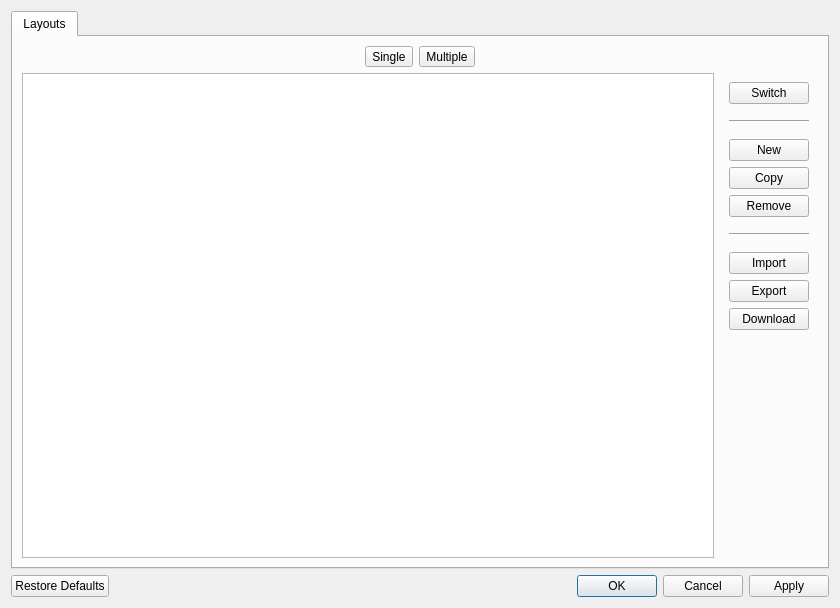
The window that app/layoutconfigdialog.ui (KDE/latte-dock) describes before a commit, drawn with Qt 5.
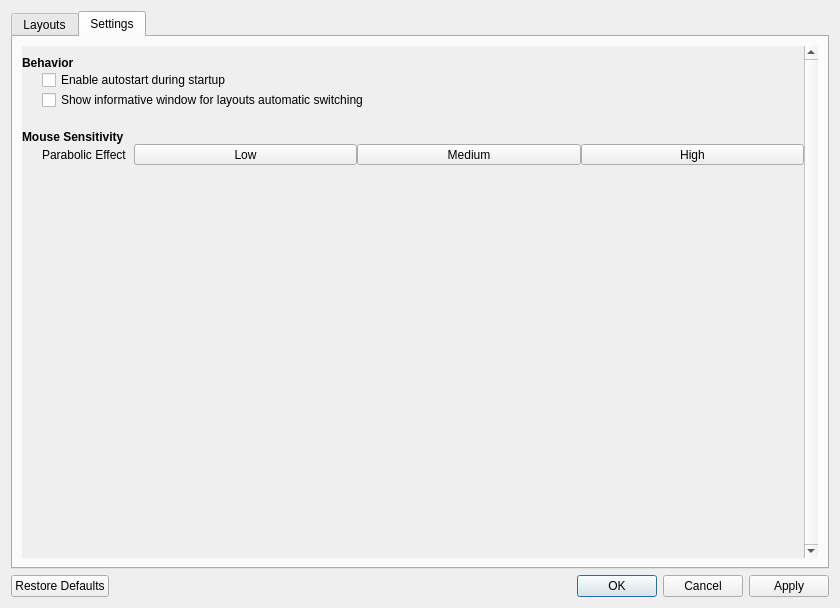
The same window after the commit. Icons and pictures are not drawn.

Commit message:
auto translate .ui files
--add global Latte settings into new configuration
window

```diff
--- a/app/layoutconfigdialog.ui
+++ b/app/layoutconfigdialog.ui
@@ -17,7 +17,7 @@
    <item>
     <widget class="QTabWidget" name="tabWidget">
      <property name="currentIndex">
-      <number>0</number>
+      <number>1</number>
      </property>
      <widget class="QWidget" name="tab">
       <attribute name="icon">
@@ -100,13 +100,13 @@
               <bool>false</bool>
              </property>
              <attribute name="horizontalHeaderVisible">
-              <bool>true</bool>
+              <bool>false</bool>
              </attribute>
              <attribute name="horizontalHeaderCascadingSectionResizes">
               <bool>true</bool>
              </attribute>
              <attribute name="verticalHeaderVisible">
-              <bool>true</bool>
+              <bool>false</bool>
              </attribute>
             </widget>
            </item>
@@ -323,6 +323,304 @@
        </item>
       </layout>
      </widget>
+     <widget class="QWidget" name="settingsTab">
+      <property name="sizePolicy">
+       <sizepolicy hsizetype="Expanding" vsizetype="Expanding">
+        <horstretch>0</horstretch>
+        <verstretch>0</verstretch>
+       </sizepolicy>
+      </property>
+      <attribute name="title">
+       <string>Settings</string>
+      </attribute>
+      <layout class="QHBoxLayout" name="horizontalLayout_4">
+       <property name="rightMargin">
+        <number>9</number>
+       </property>
+       <item>
+        <widget class="QScrollArea" name="scrollArea">
+         <property name="frameShape">
+          <enum>QFrame::NoFrame</enum>
+         </property>
+         <property name="lineWidth">
+          <number>0</number>
+         </property>
+         <property name="verticalScrollBarPolicy">
+          <enum>Qt::ScrollBarAlwaysOn</enum>
+         </property>
+         <property name="horizontalScrollBarPolicy">
+          <enum>Qt::ScrollBarAlwaysOff</enum>
+         </property>
+         <property name="widgetResizable">
+          <bool>true</bool>
+         </property>
+         <widget class="QWidget" name="scrollAreaWidgetContents">
+          <property name="geometry">
+           <rect>
+            <x>0</x>
+            <y>0</y>
+            <width>786</width>
+            <height>494</height>
+           </rect>
+          </property>
+          <layout class="QHBoxLayout" name="horizontalLayout_9">
+           <property name="spacing">
+            <number>0</number>
+           </property>
+           <property name="leftMargin">
+            <number>0</number>
+           </property>
+           <property name="topMargin">
+            <number>0</number>
+           </property>
+           <property name="rightMargin">
+            <number>0</number>
+           </property>
+           <property name="bottomMargin">
+            <number>0</number>
+           </property>
+           <item>
+            <layout class="QVBoxLayout" name="verticalLayout_4">
+             <item>
+              <spacer name="verticalSpacer_8">
+               <property name="orientation">
+                <enum>Qt::Vertical</enum>
+               </property>
+               <property name="sizeType">
+                <enum>QSizePolicy::Fixed</enum>
+               </property>
+               <property name="sizeHint" stdset="0">
+                <size>
+                 <width>20</width>
+                 <height>10</height>
+                </size>
+               </property>
+              </spacer>
+             </item>
+             <item>
+              <widget class="QLabel" name="behaviorLbl">
+               <property name="sizePolicy">
+                <sizepolicy hsizetype="Preferred" vsizetype="Preferred">
+                 <horstretch>0</horstretch>
+                 <verstretch>0</verstretch>
+                </sizepolicy>
+               </property>
+               <property name="font">
+                <font>
+                 <weight>75</weight>
+                 <bold>true</bold>
+                </font>
+               </property>
+               <property name="text">
+                <string>Behavior</string>
+               </property>
+               <property name="alignment">
+                <set>Qt::AlignLeading|Qt::AlignLeft|Qt::AlignTop</set>
+               </property>
+              </widget>
+             </item>
+             <item>
+              <layout class="QHBoxLayout" name="horizontalLayout_5">
+               <item>
+                <spacer name="horizontalSpacer_3">
+                 <property name="orientation">
+                  <enum>Qt::Horizontal</enum>
+                 </property>
+                 <property name="sizeType">
+                  <enum>QSizePolicy::Fixed</enum>
+                 </property>
+                 <property name="sizeHint" stdset="0">
+                  <size>
+                   <width>20</width>
+                   <height>20</height>
+                  </size>
+                 </property>
+                </spacer>
+               </item>
+               <item>
+                <widget class="QCheckBox" name="autostartChkBox">
+                 <property name="text">
+                  <string>Enable autostart during startup</string>
+                 </property>
+                </widget>
+               </item>
+              </layout>
+             </item>
+             <item>
+              <layout class="QHBoxLayout" name="horizontalLayout_6">
+               <item>
+                <spacer name="horizontalSpacer_4">
+                 <property name="orientation">
+                  <enum>Qt::Horizontal</enum>
+                 </property>
+                 <property name="sizeType">
+                  <enum>QSizePolicy::Fixed</enum>
+                 </property>
+                 <property name="sizeHint" stdset="0">
+                  <size>
+                   <width>20</width>
+                   <height>20</height>
+                  </size>
+                 </property>
+                </spacer>
+               </item>
+               <item>
+                <widget class="QCheckBox" name="infoWindowChkBox">
+                 <property name="toolTip">
+                  <string/>
+                 </property>
+                 <property name="text">
+                  <string>Show informative window for layouts automatic switching</string>
+                 </property>
+                </widget>
+               </item>
+              </layout>
+             </item>
+             <item>
+              <spacer name="verticalSpacer_7">
+               <property name="orientation">
+                <enum>Qt::Vertical</enum>
+               </property>
+               <property name="sizeType">
+                <enum>QSizePolicy::Fixed</enum>
+               </property>
+               <property name="sizeHint" stdset="0">
+                <size>
+                 <width>20</width>
+                 <height>20</height>
+                </size>
+               </property>
+              </spacer>
+             </item>
+             <item>
+              <widget class="QLabel" name="mouseSensetivityLbl">
+               <property name="font">
+                <font>
+                 <weight>75</weight>
+                 <bold>true</bold>
+                </font>
+               </property>
+               <property name="text">
+                <string>Mouse Sensitivity</string>
+               </property>
+              </widget>
+             </item>
+             <item>
+              <layout class="QHBoxLayout" name="horizontalLayout_7">
+               <item>
+                <spacer name="horizontalSpacer_5">
+                 <property name="orientation">
+                  <enum>Qt::Horizontal</enum>
+                 </property>
+                 <property name="sizeType">
+                  <enum>QSizePolicy::Fixed</enum>
+                 </property>
+                 <property name="sizeHint" stdset="0">
+                  <size>
+                   <width>20</width>
+                   <height>20</height>
+                  </size>
+                 </property>
+                </spacer>
+               </item>
+               <item>
+                <widget class="QLabel" name="parabolicEffectLbl">
+                 <property name="sizePolicy">
+                  <sizepolicy hsizetype="Maximum" vsizetype="Preferred">
+                   <horstretch>0</horstretch>
+                   <verstretch>0</verstretch>
+                  </sizepolicy>
+                 </property>
+                 <property name="text">
+                  <string>Parabolic Effect</string>
+                 </property>
+                </widget>
+               </item>
+               <item>
+                <spacer name="horizontalSpacer_6">
+                 <property name="orientation">
+                  <enum>Qt::Horizontal</enum>
+                 </property>
+                 <property name="sizeType">
+                  <enum>QSizePolicy::Fixed</enum>
+                 </property>
+                 <property name="sizeHint" stdset="0">
+                  <size>
+                   <width>7</width>
+                   <height>20</height>
+                  </size>
+                 </property>
+                </spacer>
+               </item>
+               <item>
+                <layout class="QHBoxLayout" name="horizontalLayout_8">
+                 <item>
+                  <widget class="QToolButton" name="lowSensitivityBtn">
+                   <property name="sizePolicy">
+                    <sizepolicy hsizetype="Expanding" vsizetype="Fixed">
+                     <horstretch>0</horstretch>
+                     <verstretch>0</verstretch>
+                    </sizepolicy>
+                   </property>
+                   <property name="text">
+                    <string comment="low sensitivity">Low</string>
+                   </property>
+                  </widget>
+                 </item>
+                 <item>
+                  <widget class="QToolButton" name="mediumSensitivityBtn">
+                   <property name="sizePolicy">
+                    <sizepolicy hsizetype="Expanding" vsizetype="Fixed">
+                     <horstretch>0</horstretch>
+                     <verstretch>0</verstretch>
+                    </sizepolicy>
+                   </property>
+                   <property name="text">
+                    <string comment="medium sensitivity">Medium</string>
+                   </property>
+                  </widget>
+                 </item>
+                 <item>
+                  <widget class="QToolButton" name="highSensetivityBtn">
+                   <property name="sizePolicy">
+                    <sizepolicy hsizetype="Expanding" vsizetype="Fixed">
+                     <horstretch>0</horstretch>
+                     <verstretch>0</verstretch>
+                    </sizepolicy>
+                   </property>
+                   <property name="toolTip">
+                    <string/>
+                   </property>
+                   <property name="text">
+                    <string comment="high sensitivity">High</string>
+                   </property>
+                  </widget>
+                 </item>
+                </layout>
+               </item>
+              </layout>
+             </item>
+             <item>
+              <spacer name="verticalSpacer_6">
+               <property name="orientation">
+                <enum>Qt::Vertical</enum>
+               </property>
+               <property name="sizeHint" stdset="0">
+                <size>
+                 <width>20</width>
+                 <height>40</height>
+                </size>
+               </property>
+              </spacer>
+             </item>
+            </layout>
+           </item>
+          </layout>
+         </widget>
+        </widget>
+       </item>
+      </layout>
+     </widget>
     </widget>
    </item>
    <item>
```
Left out of the diff: 42 changed lines with no effect on the pictures. The commit also changes 2 other files.
